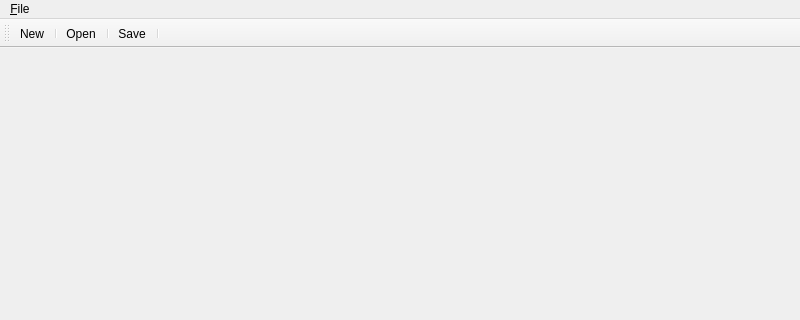
dhaumann/tikzkit, file src/app/MainWindow.ui: the form before one commit; both pictures show x 0 to 800 and y 0 to 320 of the 800 by 600 pixel window.
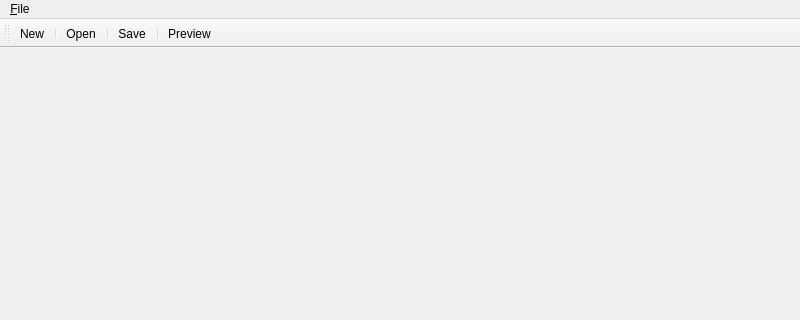
The form after the commit. Icons and pictures are not drawn.

Commit message: add 'Preview' through okular

What changed in the file:
```diff
--- a/src/app/MainWindow.ui
+++ b/src/app/MainWindow.ui
@@ -55,6 +55,7 @@
    <addaction name="separator"/>
    <addaction name="aSave"/>
    <addaction name="separator"/>
+   <addaction name="aPreview"/>
   </widget>
   <action name="aOpen">
    <property name="icon">
@@ -103,6 +104,14 @@
     <string>Ctrl+S</string>
    </property>
   </action>
+  <action name="aPreview">
+   <property name="icon">
+    <iconset theme="application-pdf"/>
+   </property>
+   <property name="text">
+    <string>Preview</string>
+   </property>
+  </action>
  </widget>
  <resources/>
  <connections>
```
Left out of the diff: 16 changed lines with no effect on the pictures. The commit also changes 3 other files.
